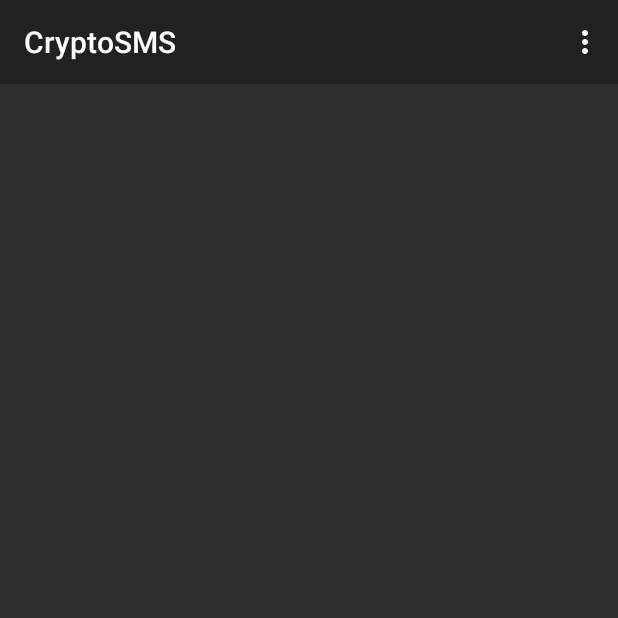
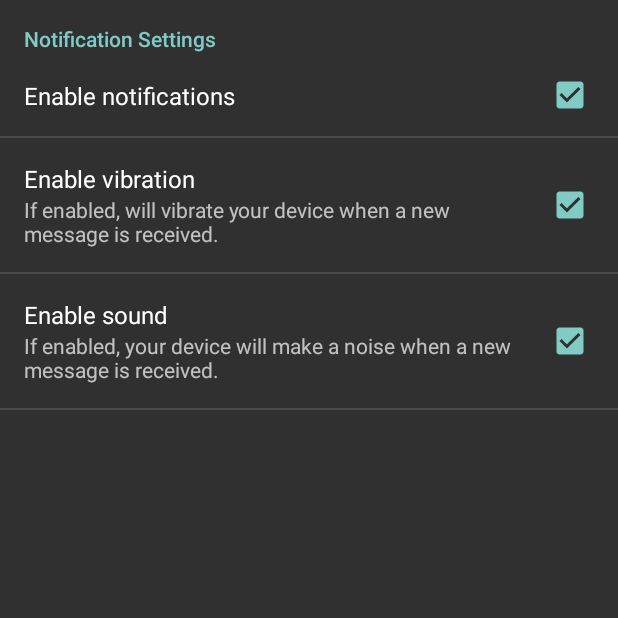
Before and after one commit to chucklay/CryptoSMS, an Android app: the FragmentContainer screen opened directly, with no data from a screen before it, in the options menu, after a tap on "Settings", on a phone screen of 412 x 824 dp, the top half of it. Run offline under Robolectric (Android 15) with nearby library versions, the phone set to English and light mode, and no system bars; 1 statement that could not run was skipped.

Commit message:
Added notification settings.

```diff
--- a/app/src/main/java/com/claymon/android/cryptosms/FragmentContainer.java
+++ b/app/src/main/java/com/claymon/android/cryptosms/FragmentContainer.java
@@ -34,6 +34,8 @@ public class FragmentContainer extends ActionBarActivity implements Conversation
 
         //noinspection SimplifiableIfStatement
         if (id == R.id.action_settings) {
+            Intent gotoSettings = new Intent(this, SettingsActivity.class);
+            startActivity(gotoSettings);
             return true;
         }
 
--- /dev/null
+++ b/app/src/main/java/com/claymon/android/cryptosms/SettingsActivity.java
@@ -0,0 +1,272 @@
+package com.claymon.android.cryptosms;
+
+import android.annotation.TargetApi;
+import android.content.Context;
+import android.content.res.Configuration;
+import android.media.Ringtone;
+import android.media.RingtoneManager;
+import android.net.Uri;
+import android.os.Build;
+import android.os.Bundle;
+import android.preference.ListPreference;
+import android.preference.Preference;
+import android.preference.PreferenceActivity;
+import android.preference.PreferenceFragment;
+import android.preference.PreferenceManager;
+import android.preference.RingtonePreference;
+import android.support.v4.app.NavUtils;
+import android.text.TextUtils;
+import android.view.MenuItem;
+
+import java.util.List;
+
+/**
+ * A {@link PreferenceActivity} that presents a set of application settings. On
+ * handset devices, settings are presented as a single list. On tablets,
+ * settings are split by category, with category headers shown to the left of
+ * the list of settings.
+ * <p/>
+ * See <a href="http://developer.android.com/design/patterns/settings.html">
+ * Android Design: Settings</a> for design guidelines and the <a
+ * href="http://developer.android.com/guide/topics/ui/settings.html">Settings
+ * API Guide</a> for more information on developing a Settings UI.
+ */
+public class SettingsActivity extends PreferenceActivity {
+    /**
+     * Determines whether to always show the simplified settings UI, where
+     * settings are presented in a single list. When false, settings are shown
+     * as a master/detail two-pane view on tablets. When true, a single pane is
+     * shown on tablets.
+     */
+    private static final boolean ALWAYS_SIMPLE_PREFS = false;
+
+    @Override
+    protected void onCreate(Bundle savedInstanceState) {
+        super.onCreate(savedInstanceState);
+        setupActionBar();
+        addPreferencesFromResource(R.xml.preferences);
+    }
+
+    /**
+     * Set up the {@link android.app.ActionBar}, if the API is available.
+     */
+    @TargetApi(Build.VERSION_CODES.HONEYCOMB)
+    private void setupActionBar() {
+        if (Build.VERSION.SDK_INT >= Build.VERSION_CODES.HONEYCOMB) {
+            // Show the Up button in the action bar.
+            if(getActionBar() != null) {
+                getActionBar().setDisplayHomeAsUpEnabled(true);
+            }
+        }
+    }
+
+    @Override
+    public boolean onOptionsItemSelected(MenuItem item) {
+        int id = item.getItemId();
+        if (id == android.R.id.home) {
+            // This ID represents the Home or Up button. In the case of this
+            // activity, the Up button is shown. Use NavUtils to allow users
+            // to navigate up one level in the application structure. For
+            // more details, see the Navigation pattern on Android Design:
+            //
+            // http://developer.android.com/design/patterns/navigation.html#up-vs-back
+            //
+            // TODO: If Settings has multiple levels, Up should navigate up
+            // that hierarchy.
+            NavUtils.navigateUpFromSameTask(this);
+            return true;
+        }
+        return super.onOptionsItemSelected(item);
+    }
+
+    @Override
+    protected void onPostCreate(Bundle savedInstanceState) {
+        super.onPostCreate(savedInstanceState);
+
+        setupSimplePreferencesScreen();
+    }
+
+    /**
+     * Shows the simplified settings UI if the device configuration if the
+     * device configuration dictates that a simplified, single-pane UI should be
+     * shown.
+     */
+    private void setupSimplePreferencesScreen() {
+        if (!isSimplePreferences(this)) {
+            return;
+        }
+        return;
+    }
+
+    /**
+     * {@inheritDoc}
+     */
+    @Override
+    public boolean onIsMultiPane() {
+        return isXLargeTablet(this) && !isSimplePreferences(this);
+    }
+
+    /**
+     * Helper method to determine if the device has an extra-large screen. For
+     * example, 10" tablets are extra-large.
+     */
+    private static boolean isXLargeTablet(Context context) {
+        return (context.getResources().getConfiguration().screenLayout
+                & Configuration.SCREENLAYOUT_SIZE_MASK) >= Configuration.SCREENLAYOUT_SIZE_XLARGE;
+    }
+
+    /**
+     * Determines whether the simplified settings UI should be shown. This is
+     * true if this is forced via {@link #ALWAYS_SIMPLE_PREFS}, or the device
+     * doesn't have newer APIs like {@link PreferenceFragment}, or the device
+     * doesn't have an extra-large screen. In these cases, a single-pane
+     * "simplified" settings UI should be shown.
+     */
+    private static boolean isSimplePreferences(Context context) {
+        return ALWAYS_SIMPLE_PREFS
+                || Build.VERSION.SDK_INT < Build.VERSION_CODES.HONEYCOMB
+                || !isXLargeTablet(context);
+    }
+
+    /**
+     * {@inheritDoc}
+     */
+    @Override
+    @TargetApi(Build.VERSION_CODES.HONEYCOMB)
+    public void onBuildHeaders(List<Header> target) {
+        if (!isSimplePreferences(this)) {
+            loadHeadersFromResource(R.xml.pref_headers, target);
+        }
+    }
+
+    /**
+     * A preference value change listener that updates the preference's summary
+     * to reflect its new value.
+     */
+    private static Preference.OnPreferenceChangeListener sBindPreferenceSummaryToValueListener = new Preference.OnPreferenceChangeListener() {
+        @Override
+        public boolean onPreferenceChange(Preference preference, Object value) {
+            String stringValue = value.toString();
+
+            if (preference instanceof ListPreference) {
+                // For list preferences, look up the correct display value in
+                // the preference's 'entries' list.
+                ListPreference listPreference = (ListPreference) preference;
+                int index = listPreference.findIndexOfValue(stringValue);
+
+                // Set the summary to reflect the new value.
+                preference.setSummary(
+                        index >= 0
+                                ? listPreference.getEntries()[index]
+                                : null);
+
+            } else if (preference instanceof RingtonePreference) {
+                // For ringtone preferences, look up the correct display value
+                // using RingtoneManager.
+                if (TextUtils.isEmpty(stringValue)) {
+                    // Empty values correspond to 'silent' (no ringtone).
+                    preference.setSummary(R.string.pref_ringtone_silent);
+
+                } else {
+                    Ringtone ringtone = RingtoneManager.getRingtone(
+                            preference.getContext(), Uri.parse(stringValue));
+
+                    if (ringtone == null) {
+                        // Clear the summary if there was a lookup error.
+                        preference.setSummary(null);
+                    } else {
+                        // Set the summary to reflect the new ringtone display
+                        // name.
+                        String name = ringtone.getTitle(preference.getContext());
+                        preference.setSummary(name);
+                    }
+                }
+
+            } else {
+                // For all other preferences, set the summary to the value's
+                // simple string representation.
+                preference.setSummary(stringValue);
+            }
+            return true;
+        }
+    };
+
+    /**
+     * Binds a preference's summary to its value. More specifically, when the
+     * preference's value is changed, its summary (line of text below the
+     * preference title) is updated to reflect the value. The summary is also
+     * immediately updated upon calling this method. The exact display format is
+     * dependent on the type of preference.
+     *
+     * @see #sBindPreferenceSummaryToValueListener
+     */
+    private static void bindPreferenceSummaryToValue(Preference preference) {
+        // Set the listener to watch for value changes.
+        preference.setOnPreferenceChangeListener(sBindPreferenceSummaryToValueListener);
+
+        // Trigger the listener immediately with the preference's
+        // current value.
+        sBindPreferenceSummaryToValueListener.onPreferenceChange(preference,
+                PreferenceManager
+                        .getDefaultSharedPreferences(preference.getContext())
+                        .getString(preference.getKey(), ""));
+    }
+
+    /**
+     * This fragment shows general preferences only. It is used when the
+     * activity is showing a two-pane settings UI.
+     */
+    @TargetApi(Build.VERSION_CODES.HONEYCOMB)
+    public static class GeneralPreferenceFragment extends PreferenceFragment {
+        @Override
+        public void onCreate(Bundle savedInstanceState) {
+            super.onCreate(savedInstanceState);
+            addPreferencesFromResource(R.xml.pref_general);
+
+            // Bind the summaries of EditText/List/Dialog/Ringtone preferences
+            // to their values. When their values change, their summaries are
+            // updated to reflect the new value, per the Android Design
+            // guidelines.
+            bindPreferenceSummaryToValue(findPreference("example_text"));
+            bindPreferenceSummaryToValue(findPreference("example_list"));
+        }
+    }
+
+    /**
+     * This fragment shows notification preferences only. It is used when the
+     * activity is showing a two-pane settings UI.
+     */
+    @TargetApi(Build.VERSION_CODES.HONEYCOMB)
+    public static class NotificationPreferenceFragment extends PreferenceFragment {
+        @Override
+        public void onCreate(Bundle savedInstanceState) {
+            super.onCreate(savedInstanceState);
+            addPreferencesFromResource(R.xml.pref_notification);
+
+            // Bind the summaries of EditText/List/Dialog/Ringtone preferences
+            // to their values. When their values change, their summaries are
+            // updated to reflect the new value, per the Android Design
+            // guidelines.
+            bindPreferenceSummaryToValue(findPreference("notifications_new_message_ringtone"));
+        }
+    }
+
+    /**
+     * This fragment shows data and sync preferences only. It is used when the
+     * activity is showing a two-pane settings UI.
+     */
+    @TargetApi(Build.VERSION_CODES.HONEYCOMB)
+    public static class DataSyncPreferenceFragment extends PreferenceFragment {
+        @Override
+        public void onCreate(Bundle savedInstanceState) {
+            super.onCreate(savedInstanceState);
+            addPreferencesFromResource(R.xml.pref_data_sync);
+
+            // Bind the summaries of EditText/List/Dialog/Ringtone preferences
+            // to their values. When their values change, their summaries are
+            // updated to reflect the new value, per the Android Design
+            // guidelines.
+            bindPreferenceSummaryToValue(findPreference("sync_frequency"));
+        }
+    }
+}
--- a/app/src/main/java/com/claymon/android/cryptosms/ThreadContainer.java
+++ b/app/src/main/java/com/claymon/android/cryptosms/ThreadContainer.java
@@ -17,7 +17,9 @@ import android.widget.Toast;
 import com.claymon.android.cryptosms.classes.CryptoMessage;
 import com.claymon.android.cryptosms.classes.MessageAdapter;
 
+import java.text.SimpleDateFormat;
 import java.util.ArrayList;
+import java.util.Date;
 
 
 /**
@@ -103,7 +105,9 @@ public class ThreadContainer extends ActionBarActivity implements MessageFragmen
         //Add the message to the conversation, and scroll to the bottom.
         ListFragment fragment = (ListFragment) getSupportFragmentManager().findFragmentById(R.id.thread_container);
         MessageAdapter mAdapter = (MessageAdapter) fragment.getListAdapter();
-        mAdapter.add(new CryptoMessage(message, Long.toString(System.currentTimeMillis()), true));
+        Date date = new Date(System.currentTimeMillis());
+        String currentTime = new SimpleDateFormat("MMM dd, hh:mm").format(date);
+        mAdapter.add(new CryptoMessage(message, currentTime, true));
         mAdapter.notifyDataSetChanged();
         fragment.getListView().smoothScrollToPosition(mAdapter.getCount()-1);
 
--- a/app/src/main/res/values/strings.xml
+++ b/app/src/main/res/values/strings.xml
@@ -13,7 +13,17 @@
     we\'ll have you up and running in no time. If you\'d like to know the details, check our website!
     </string>
     <string name="get_started_button">Get Started!</string>
+
+    <!--Used by the main conversations view and the individual conversation view.-->
     <string name="title_activity_thread_container">ThreadContainer</string>
     <string name="send">Send</string>
 
+    <!--Used in the settings-->
+    <string name="settings_notification_title">Notification Settings</string>
+    <string name="notifications_on_title">Enable notifications</string>
+    <string name="notifications_vibration_on_title">Enable vibration</string>
+    <string name="notifications_vibration_on_summary">If enabled, will vibrate your device when a new message is received.</string>
+    <string name="notifications_sound_on_title">Enable sound</string>
+    <string name="notifications_sound_on_summary">If enabled, your device will make a noise when a new message is received.</string>
+
 </resources>
--- /dev/null
+++ b/app/src/main/res/values/strings_activity_settings.xml
@@ -0,0 +1,61 @@
+<resources>
+    <string name="title_activity_settings">Settings</string>
+
+    <!-- Strings related to Settings -->
+
+    <!-- Example General settings -->
+    <string name="pref_header_general">General</string>
+
+    <string name="pref_title_social_recommendations">Enable social recommendations</string>
+    <string name="pref_description_social_recommendations">Recommendations for people to contact
+        based on your message history
+    </string>
+
+    <string name="pref_title_display_name">Display name</string>
+    <string name="pref_default_display_name">John Smith</string>
+
+    <string name="pref_title_add_friends_to_messages">Add friends to messages</string>
+    <string-array name="pref_example_list_titles">
+        <item>Always</item>
+        <item>When possible</item>
+        <item>Never</item>
+    </string-array>
+    <string-array name="pref_example_list_values">
+        <item>1</item>
+        <item>0</item>
+        <item>-1</item>
+    </string-array>
+
+    <!-- Example settings for Data & Sync -->
+    <string name="pref_header_data_sync">Data &amp; sync</string>
+
+    <string name="pref_title_sync_frequency">Sync frequency</string>
+    <string-array name="pref_sync_frequency_titles">
+        <item>15 minutes</item>
+        <item>30 minutes</item>
+        <item>1 hour</item>
+        <item>3 hours</item>
+        <item>6 hours</item>
+        <item>Never</item>
+    </string-array>
+    <string-array name="pref_sync_frequency_values">
+        <item>15</item>
+        <item>30</item>
+        <item>60</item>
+        <item>180</item>
+        <item>360</item>
+        <item>-1</item>
+    </string-array>
+
+    <string name="pref_title_system_sync_settings">System sync settings</string>
+
+    <!-- Example settings for Notifications -->
+    <string name="pref_header_notifications">Notifications</string>
+
+    <string name="pref_title_new_message_notifications">New message notifications</string>
+
+    <string name="pref_title_ringtone">Ringtone</string>
+    <string name="pref_ringtone_silent">Silent</string>
+
+    <string name="pref_title_vibrate">Vibrate</string>
+</resources>
--- /dev/null
+++ b/app/src/main/res/xml/pref_data_sync.xml
@@ -0,0 +1,21 @@
+<PreferenceScreen xmlns:android="http://schemas.android.com/apk/res/android">
+
+    <!-- NOTE: Hide buttons to simplify the UI. Users can touch outside the dialog to
+         dismiss it. -->
+    <!-- NOTE: ListPreference's summary should be set to its value by the activity code. -->
+    <ListPreference
+        android:key="sync_frequency"
+        android:title="@string/pref_title_sync_frequency"
+        android:entries="@array/pref_sync_frequency_titles"
+        android:entryValues="@array/pref_sync_frequency_values"
+        android:defaultValue="180"
+        android:negativeButtonText="@null"
+        android:positiveButtonText="@null" />
+
+    <!-- This preference simply launches an intent when selected. Use this UI sparingly, per
+         design guidelines. -->
+    <Preference android:title="@string/pref_title_system_sync_settings">
+        <intent android:action="android.settings.SYNC_SETTINGS" />
+    </Preference>
+
+</PreferenceScreen>
--- /dev/null
+++ b/app/src/main/res/xml/pref_general.xml
@@ -0,0 +1,33 @@
+<PreferenceScreen xmlns:android="http://schemas.android.com/apk/res/android">
+
+    <CheckBoxPreference
+        android:key="example_checkbox"
+        android:title="@string/pref_title_social_recommendations"
+        android:summary="@string/pref_description_social_recommendations"
+        android:defaultValue="true" />
+
+    <!-- NOTE: EditTextPreference accepts EditText attributes. -->
+    <!-- NOTE: EditTextPreference's summary should be set to its value by the activity code. -->
+    <EditTextPreference
+        android:key="example_text"
+        android:title="@string/pref_title_display_name"
+        android:defaultValue="@string/pref_default_display_name"
+        android:selectAllOnFocus="true"
+        android:inputType="textCapWords"
+        android:capitalize="words"
+        android:singleLine="true"
+        android:maxLines="1" />
+
+    <!-- NOTE: Hide buttons to simplify the UI. Users can touch outside the dialog to
+         dismiss it. -->
+    <!-- NOTE: ListPreference's summary should be set to its value by the activity code. -->
+    <ListPreference
+        android:key="example_list"
+        android:title="@string/pref_title_add_friends_to_messages"
+        android:defaultValue="-1"
+        android:entries="@array/pref_example_list_titles"
+        android:entryValues="@array/pref_example_list_values"
+        android:negativeButtonText="@null"
+        android:positiveButtonText="@null" />
+
+</PreferenceScreen>
--- /dev/null
+++ b/app/src/main/res/xml/pref_headers.xml
@@ -0,0 +1,23 @@
+<preference-headers xmlns:android="http://schemas.android.com/apk/res/android">
+
+    <!-- These settings headers are only used on tablets. -->
+
+    <header
+        android:fragment="com.claymon.android.cryptosms.SettingsActivity$GeneralPreferenceFragment"
+        android:title="@string/pref_header_general"/>
+
+    <header
+        android:fragment="com.claymon.android.cryptosms.SettingsActivity$NotificationPreferenceFragment"
+        android:title="@string/pref_header_notifications"/>
+
+    <header
+        android:fragment="com.claymon.android.cryptosms.SettingsActivity$DataSyncPreferenceFragment"
+        android:title="@string/pref_header_data_sync"/><header
+        android:fragment="com.claymon.android.cryptosms.SettingsActivity$GeneralPreferenceFragment"
+        android:title="@string/pref_header_general" /><header
+        android:fragment="com.claymon.android.cryptosms.SettingsActivity$NotificationPreferenceFragment"
+        android:title="@string/pref_header_notifications" /><header
+        android:fragment="com.claymon.android.cryptosms.SettingsActivity$DataSyncPreferenceFragment"
+        android:title="@string/pref_header_data_sync" />
+
+</preference-headers>
--- /dev/null
+++ b/app/src/main/res/xml/pref_notification.xml
@@ -0,0 +1,27 @@
+<PreferenceScreen xmlns:android="http://schemas.android.com/apk/res/android">
+
+    <!-- A 'parent' preference, which enables/disables child preferences (below)
+         when checked/unchecked. -->
+    <CheckBoxPreference
+        android:key="notifications_new_message"
+        android:title="@string/pref_title_new_message_notifications"
+        android:defaultValue="true" />
+
+    <!-- Allows the user to choose a ringtone in the 'notification' category. -->
+    <!-- NOTE: This preference will be enabled only when the checkbox above is checked. -->
+    <!-- NOTE: RingtonePreference's summary should be set to its value by the activity code. -->
+    <RingtonePreference
+        android:dependency="notifications_new_message"
+        android:key="notifications_new_message_ringtone"
+        android:title="@string/pref_title_ringtone"
+        android:ringtoneType="notification"
+        android:defaultValue="content://settings/system/notification_sound" />
+
+    <!-- NOTE: This preference will be enabled only when the checkbox above is checked. -->
+    <CheckBoxPreference
+        android:dependency="notifications_new_message"
+        android:key="notifications_new_message_vibrate"
+        android:title="@string/pref_title_vibrate"
+        android:defaultValue="true" />
+
+</PreferenceScreen>
--- /dev/null
+++ b/app/src/main/res/xml/preferences.xml
@@ -0,0 +1,30 @@
+<?xml version="1.0" encoding="utf-8"?>
+<PreferenceScreen  xmlns:android="http://schemas.android.com/apk/res/android"
+    android:layout_height="match_parent"
+    android:layout_width="match_parent">
+
+    <PreferenceCategory
+        android:title="@string/settings_notification_title"
+        android:key="notification_settings">
+
+        <CheckBoxPreference
+            android:key="notifications_on"
+            android:title="@string/notifications_on_title"
+            android:defaultValue="true" />
+
+        <CheckBoxPreference
+            android:key="notifications_vibration_on"
+            android:title="@string/notifications_vibration_on_title"
+            android:summary="@string/notifications_vibration_on_summary"
+            android:defaultValue="true"
+            android:dependency="notifications_on"/>
+        <CheckBoxPreference
+            android:key="notifications_sound_on"
+            android:title="@string/notifications_sound_on_title"
+            android:summary="@string/notifications_sound_on_summary"
+            android:defaultValue="true"
+            android:dependency="notifications_on"/>
+
+    </PreferenceCategory>
+
+</PreferenceScreen>
```
Also changed, not shown: app/src/main/AndroidManifest.xml (+18 -3 lines), app/src/main/java/com/claymon/android/cryptosms/classes/SmsReceiver.java (+69 -6 lines), app/src/main/res/menu/menu_settings.xml (added, +9 -0 lines).
